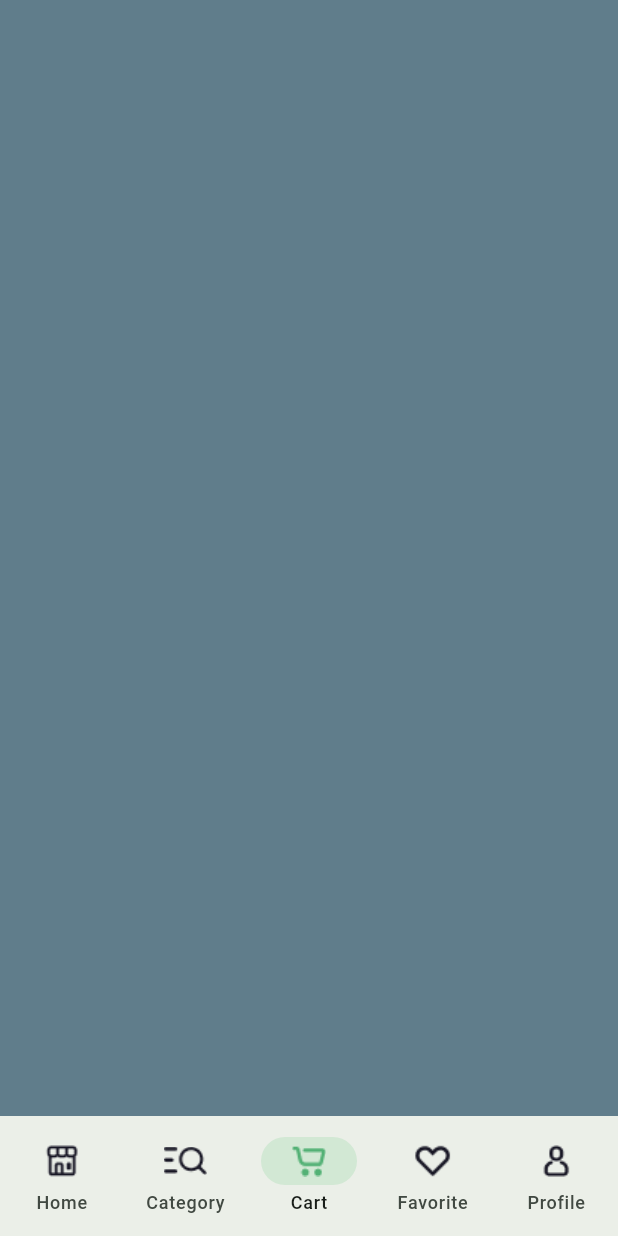
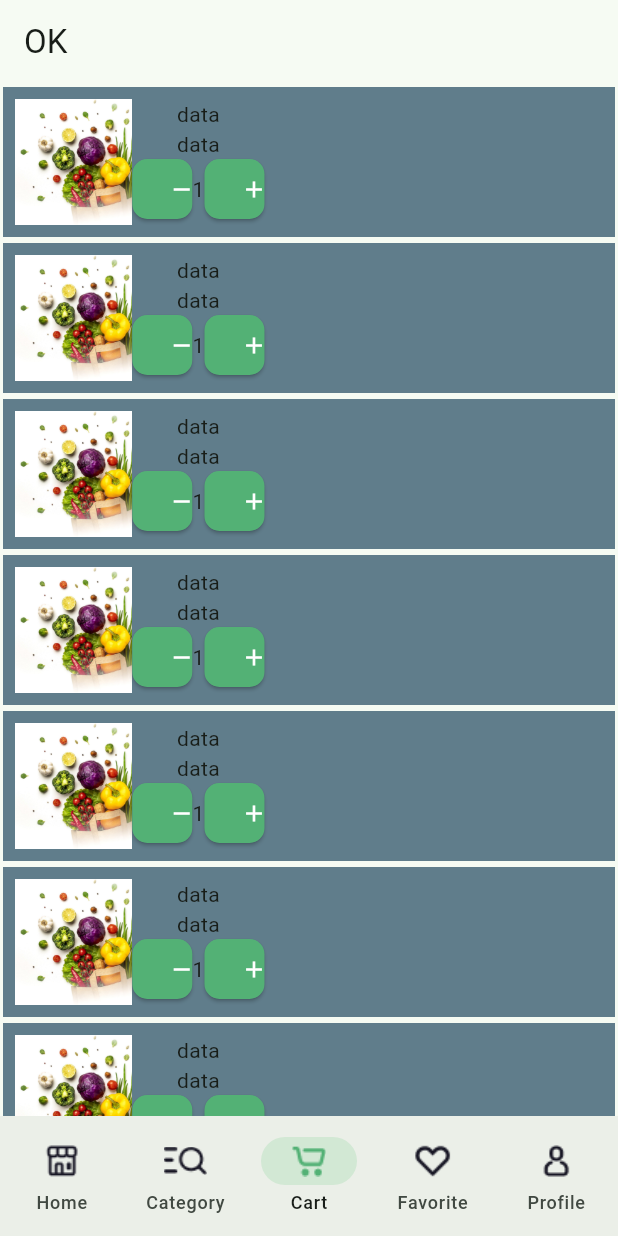
Before and after one commit to mucasantos/dsnoite_flutter_grocery_app, a Flutter app: the NavigationScreen screen opened directly, item 3 of the bottom bar chosen, on a phone screen of 412 x 824 dp. Run offline on Flutter 3.47's test engine with Material 3 defaults, Android fonts, the phone set to English and light mode, and no system bars; our stand-ins replace dio; network calls fail.

Commit message:
start cart page

```diff
--- a/lib/main.dart
+++ b/lib/main.dart
@@ -1,10 +1,6 @@
 import 'package:flutter/material.dart';
 import 'package:grocery_app/services/app_constants.dart';
-import 'package:grocery_app/views/homepage.dart';
-
 import 'package:grocery_app/views/login_screen.dart';
-import 'package:grocery_app/views/navigation_screen.dart';
-import 'package:grocery_app/views/signup_screen.dart';
 
 void main() {
   runApp(const MyApp());
@@ -26,9 +22,7 @@ class MyApp extends StatelessWidget {
         ),
         useMaterial3: true,
       ),
-
       home: const LoginScreen(),
-
     );
   }
 }
--- a/lib/services/http_manager.dart
+++ b/lib/services/http_manager.dart
@@ -1,5 +1,3 @@
-import 'dart:developer';
-
 import 'package:dio/dio.dart';
 
 //const String server = "http://192.168.15.5:3001/";
@@ -21,6 +19,9 @@ class HTTPManager {
   }
 
   userLogin(String email, String password) async {
+    print(email);
+    print(password);
+
     Response response;
     response = await dio.post('${server}login', data: {
       'email': email,
--- /dev/null
+++ b/lib/views/cart_screen.dart
@@ -0,0 +1,79 @@
+import 'package:flutter/material.dart';
+import 'package:grocery_app/services/app_constants.dart';
+import 'package:grocery_app/views/widgets/app_button.dart';
+
+class CartScreen extends StatefulWidget {
+  const CartScreen({super.key});
+
+  @override
+  State<CartScreen> createState() => _CartScreenState();
+}
+
+class _CartScreenState extends State<CartScreen> {
+  var items = List<String>.generate(10000, (i) => 'Item $i');
+  @override
+  Widget build(BuildContext context) {
+    return Scaffold(
+      appBar: AppBar(
+        title: const Text("OK"),
+      ),
+      body: ListView.builder(
+        itemCount: items.length,
+        //  prototypeItem: ListTile(
+        //    title: Text(items.first),
+        //  ),
+        itemBuilder: (context, index) {
+          return Container(
+            padding: const EdgeInsets.all(8),
+            margin: const EdgeInsets.all(2),
+            color: Colors.blueGrey,
+            width: double.infinity,
+            height: 100,
+            child: Row(children: [
+              Image.asset(
+                "assets/images/start.jpg",
+              ),
+              Column(
+                children: [
+                  const Text("data"),
+                  const Text("data"),
+                  Row(
+                    children: [
+                      SizedBox(
+                          width: 40,
+                          height: 40,
+                          child: ElevatedButton(
+                              style: ElevatedButton.styleFrom(
+                                  backgroundColor: mainColor,
+                                  foregroundColor: Colors.white,
+                                  shape: const RoundedRectangleBorder(
+                                      borderRadius: BorderRadius.all(
+                                    Radius.circular(10),
+                                  ))),
+                              child: const Icon(Icons.remove),
+                              onPressed: () {})),
+                      const Text("1"),
+                      SizedBox(
+                          width: 40,
+                          height: 40,
+                          child: ElevatedButton(
+                              style: ElevatedButton.styleFrom(
+                                  backgroundColor: mainColor,
+                                  foregroundColor: Colors.white,
+                                  shape: const RoundedRectangleBorder(
+                                      borderRadius: BorderRadius.all(
+                                    Radius.circular(10),
+                                  ))),
+                              child: const Icon(Icons.add),
+                              onPressed: () {}))
+                    ],
+                  )
+                ],
+              )
+            ]),
+          );
+        },
+      ),
+    );
+  }
+}
--- a/lib/views/category_screen.dart
+++ b/lib/views/category_screen.dart
@@ -15,7 +15,6 @@ Categories? allCats;
 class _CategoryScreenState extends State<CategoryScreen> {
   @override
   void initState() {
-    // TODO: implement initState
     getCategories();
     super.initState();
   }
--- a/lib/views/homepage.dart
+++ b/lib/views/homepage.dart
@@ -18,7 +18,6 @@ bool hasError = false;
 class _HomePageState extends State<HomePage> {
   @override
   void initState() {
-    // TODO: Chamar a API e adicionar os dados na lista de produtos!
     getProducts();
     super.initState();
   }
--- a/lib/views/navigation_screen.dart
+++ b/lib/views/navigation_screen.dart
@@ -1,5 +1,6 @@
 import 'package:flutter/material.dart';
 import 'package:grocery_app/services/app_constants.dart';
+import 'package:grocery_app/views/cart_screen.dart';
 import 'package:grocery_app/views/category_screen.dart';
 import 'package:grocery_app/views/homepage.dart';
 
@@ -19,9 +20,7 @@ class _NavigationScreenState extends State<NavigationScreen> {
     fragments = [
       const HomePage(),
       const CategoryScreen(),
-      Container(
-        color: Colors.blueGrey,
-      ),
+      const CartScreen(),
       Container(),
       Container()
     ];
```
Also changed, not shown: lib/views/login_screen.dart (+7 -2 lines), lib/views/navigation_page.dart (deleted, +0 -105 lines), lib/views/signup_screen.dart (+24 -8 lines).
